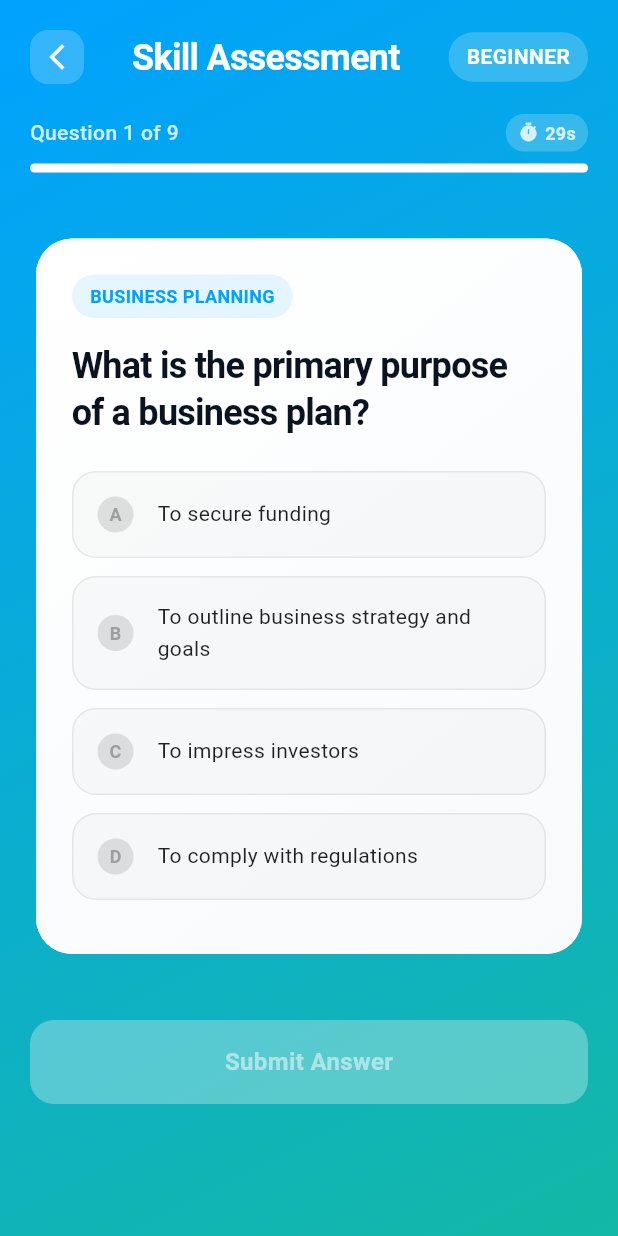
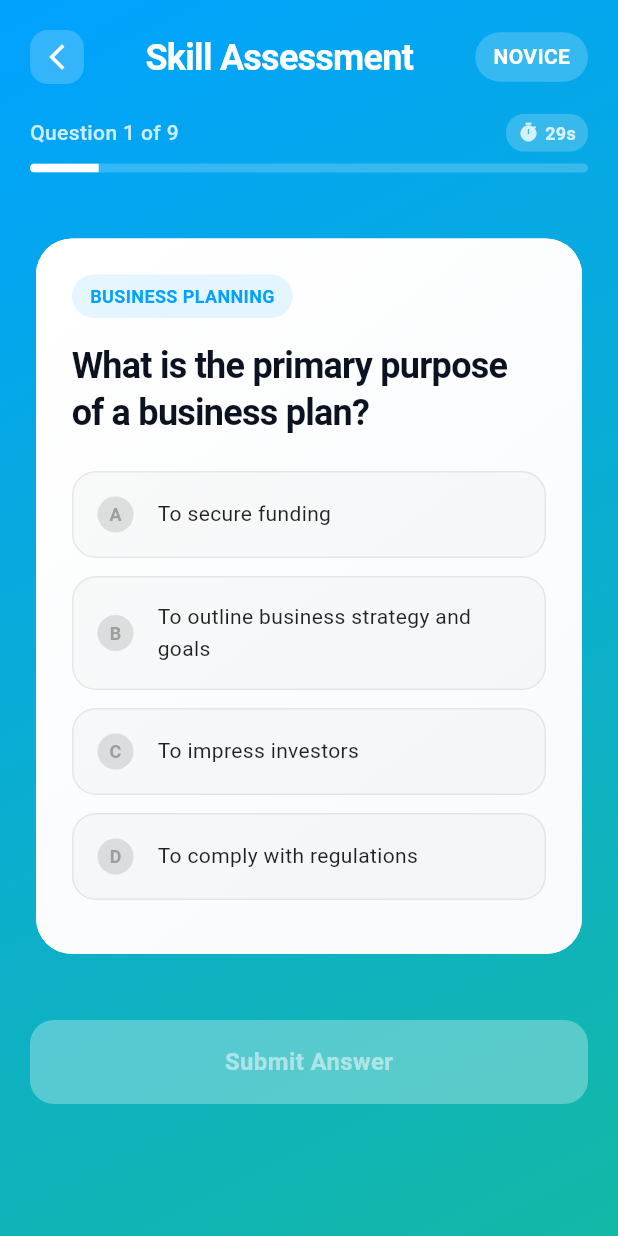
Before and after one commit to luqmanbooso/BizNest-Entrepreneurial-Toolkit-Mobile-App, a Flutter app: the LearningScreen screen opened directly, after a tap on "Take Quiz", on a phone screen of 412 x 824 dp. Run offline on Flutter 3.47's test engine with Material 3 defaults, Android fonts, the phone set to English and light mode, and no system bars; our stand-ins replace cloud_firestore, firebase_auth, firebase_core, fl_chart, shared_preferences, shimmer; accounts and stored records are empty.

Commit message:
Refactor code structure for improved readability and maintainability

```diff
--- a/lib/core/services/learning_engine.dart
+++ b/lib/core/services/learning_engine.dart
@@ -311,37 +311,6 @@
         'badge': 'business_modeler'
       }
     ],
-    'beginner': [
-      {
-        'id': 'beginner_1',
-        'title': 'Creating Your First Business Plan',
-        'description': 'Step-by-step guide to writing a business plan',
-        'duration': 30,
-        'category': 'business_planning',
-        'difficulty': 'beginner',
-        'content': {
-          'sections': [
-            {
-              'title': 'Executive Summary',
-              'content': 'Learn how to write a compelling executive summary...',
-              'type': 'text'
-            },
-            {
-              'title': 'Market Analysis',
-              'content': 'How to analyze your market and competition...',
-              'type': 'text'
-            },
-            {
-              'title': 'Financial Projections',
-              'content': 'Creating realistic financial forecasts...',
-              'type': 'text'
-            }
-          ]
-        },
-        'prerequisites': ['novice_1', 'novice_2'],
-        'badge': 'business_planner'
-      }
-    ],
     'intermediate': [
       {
         'id': 'intermediate_1',
@@ -365,7 +334,7 @@
             }
           ]
         },
-        'prerequisites': ['beginner_1'],
+        'prerequisites': ['novice_1', 'novice_2'],
         'badge': 'financial_expert'
       }
     ],
@@ -431,10 +400,8 @@
       // Get tutorials for current level and below
       for (String level in [
         'novice',
-        'beginner',
         'intermediate',
-        'advanced',
-        'expert'
+        'advanced'
       ]) {
         if (_isLevelAccessible(level, userLevel)) {
           final levelTutorials = _tutorials[level] ?? [];
@@ -459,10 +426,8 @@
   static bool _isLevelAccessible(String level, String userLevel) {
     final levelOrder = [
       'novice',
-      'beginner',
       'intermediate',
-      'advanced',
-      'expert'
+      'advanced'
     ];
     final userIndex = levelOrder.indexOf(userLevel);
     final levelIndex = levelOrder.indexOf(level);
@@ -615,8 +580,8 @@
       newLevel = 'advanced';
     } else if (completedCount >= 10 && currentLevel != 'intermediate') {
       newLevel = 'intermediate';
-    } else if (completedCount >= 5 && currentLevel != 'beginner') {
-      newLevel = 'beginner';
+    } else if (completedCount >= 5 && currentLevel != 'novice') {
+      newLevel = 'novice';
     }
 
     if (newLevel != null) {
--- a/lib/core/services/mentor_matching_service.dart
+++ b/lib/core/services/mentor_matching_service.dart
@@ -122,7 +122,7 @@
 
   // Check if experience levels are compatible
   static bool _isExperienceLevelCompatible(String mentorLevel, String userLevel) {
-    final levels = ['beginner', 'intermediate', 'advanced', 'expert'];
+    final levels = ['novice', 'intermediate', 'advanced', 'expert'];
     final mentorIndex = levels.indexOf(mentorLevel);
     final userIndex = levels.indexOf(userLevel);
 
--- a/lib/core/services/quiz_service.dart
+++ b/lib/core/services/quiz_service.dart
@@ -20,7 +20,7 @@
       ],
       'correct_answer': 1,
       'category': 'business_planning',
-      'difficulty': 'beginner',
+      'difficulty': 'novice',
       'explanation': 'A business plan serves as a roadmap for your business, outlining your strategy, goals, and how you plan to achieve them. While securing funding is important, the primary purpose is to provide a clear direction for your business operations.',
       'hint': 'Think about what guides your business decisions and operations.',
       'learning_tip': 'A good business plan should be reviewed and updated regularly as your business evolves.'
@@ -37,7 +37,7 @@
       ],
       'correct_answer': 2,
       'category': 'market_research',
-      'difficulty': 'beginner',
+      'difficulty': 'novice',
       'explanation': 'Market research focuses on objective data about markets, customers, and competitors. Personal preferences are subjective and not part of formal market research methodology.',
       'hint': 'Market research should be based on data, not personal opinions.',
       'learning_tip': 'Always validate your assumptions with real market data before making business decisions.'
@@ -108,7 +108,7 @@
       ],
       'correct_answer': 1,
       'category': 'strategic_planning',
-      'difficulty': 'beginner',
+      'difficulty': 'novice',
       'explanation': 'SWOT (Strengths, Weaknesses, Opportunities, Threats) analysis helps you understand your internal capabilities and external environment.',
       'hint': 'It examines both internal and external factors affecting your business.',
       'learning_tip': 'Conduct SWOT analysis regularly as your business and market conditions change.'
@@ -137,7 +137,7 @@
       ],
       'correct_answer': 1,
       'category': 'networking',
-      'difficulty': 'beginner',
+      'difficulty': 'novice',
       'explanation': 'Networking provides access to mentors, partners, investors, customers, and other valuable resources that can accelerate your business growth.',
       'hint': 'It\'s about building relationships that provide value to your business.',
       'learning_tip': 'Focus on building genuine relationships rather than just collecting business cards.'
@@ -170,7 +170,7 @@
       ],
       'correct_answer': 0,
       'category': 'business_fundamentals',
-      'difficulty': 'beginner',
+      'difficulty': 'novice',
       'explanation': 'Products are physical items that customers can touch and own, while services are intangible experiences or actions performed for customers.',
       'hint': 'Think about what you can hold in your hand vs. what you experience.',
       'learning_tip': 'Understanding this difference helps you choose the right business model and marketing strategies.'
@@ -186,7 +186,7 @@
       ],
       'correct_answer': 3,
       'category': 'pricing_strategy',
-      'difficulty': 'beginner',
+      'difficulty': 'novice',
       'explanation': 'Random pricing is not a legitimate pricing strategy. Businesses use cost-plus, value-based, or competition-based pricing to set prices strategically.',
       'hint': 'Businesses set prices for specific business reasons, not randomly.',
       'learning_tip': 'Choose a pricing strategy that aligns with your business goals and target market.'
@@ -202,7 +202,7 @@
       ],
       'correct_answer': 0,
       'category': 'financial_management',
-      'difficulty': 'beginner',
+      'difficulty': 'novice',
       'explanation': 'ROI (Return on Investment) measures the profitability of an investment by comparing the gain or loss relative to the cost.',
       'hint': 'It\'s a percentage that shows how much profit you make from your investment.',
       'learning_tip': 'Always calculate ROI before making business investments to ensure they\'re worthwhile.'
@@ -218,7 +218,7 @@
       ],
       'correct_answer': 1,
       'category': 'market_research',
-      'difficulty': 'beginner',
+      'difficulty': 'novice',
       'explanation': 'A target market is a specific group of customers who are most likely to buy your products or services based on demographics, interests, and needs.',
       'hint': 'It\'s about knowing who your ideal customers are.',
       'learning_tip': 'Define your target market clearly to focus your marketing efforts effectively.'
@@ -234,7 +234,7 @@
       ],
       'correct_answer': 1,
       'category': 'financial_management',
-      'difficulty': 'beginner',
+      'difficulty': 'novice',
       'explanation': 'Fixed costs remain the same regardless of business activity level, like rent, insurance, and salaries. Variable costs change with production volume.',
       'hint': 'It doesn\'t change based on how much you sell.',
       'learning_tip': 'Understanding fixed vs. variable costs helps with pricing and profitability analysis.'
@@ -558,25 +558,25 @@
 
   // Determine user level based on performance
   static String _determineUserLevel(double percentage, String currentLevel) {
-    // Only advance if score >= 70%
-    if (percentage >= 70) {
-      if (currentLevel == 'beginner') {
+    // Only advance if score >= 60%
+    if (percentage >= 60) {
+      if (currentLevel == 'novice') {
         return 'intermediate';
       } else if (currentLevel == 'intermediate') {
         return 'advanced';
       }
     }
 
-    // Stay at current level if score < 70% or already at advanced
+    // Stay at current level if score < 60% or already at advanced
     return currentLevel;
   }
 
   // Get user's current level
   static Future<String> getUserLevel() async {
     try {
-      return await FirebaseDataService.getString(_userLevelKey) ?? 'beginner';
+      return await FirebaseDataService.getString(_userLevelKey) ?? 'novice';
     } catch (e) {
-      return 'beginner';
+      return 'novice';
     }
   }
 
@@ -695,7 +695,7 @@
     List<String> recommendations = [];
 
     switch (level) {
-      case 'beginner':
+      case 'novice':
         recommendations = [
           'Start with basic business concepts and terminology',
           'Learn about market research fundamentals',
--- a/lib/screens/learning_screen.dart
+++ b/lib/screens/learning_screen.dart
@@ -734,14 +734,10 @@
     switch (difficulty.toLowerCase()) {
       case 'novice':
         return Colors.green;
-      case 'beginner':
-        return Colors.blue;
       case 'intermediate':
         return Colors.orange;
       case 'advanced':
         return Colors.red;
-      case 'expert':
-        return Colors.purple;
       default:
         return Colors.grey;
     }
--- a/lib/screens/quiz_screen.dart
+++ b/lib/screens/quiz_screen.dart
@@ -22,7 +22,7 @@
   final List<Map<String, dynamic>> _answers = [];
   final List<bool> _answerCorrectness = [];
   QuizResult? _quizResult;
-  String _userLevel = 'beginner';
+  String _userLevel = 'novice';
   DateTime? _questionStartTime;
 
   @override
@@ -38,8 +38,8 @@
       _userLevel = level;
 
       if (_questions.isEmpty) {
-        // Show 8 questions for beginners, 10 for intermediate, 12 for advanced
-        int questionCount = _userLevel == 'beginner' ? 8 : _userLevel == 'intermediate' ? 10 : 12;
+        // Show 8 questions for novices, 10 for intermediate, 12 for advanced
+        int questionCount = _userLevel == 'novice' ? 8 : _userLevel == 'intermediate' ? 10 : 12;
         _questions = QuizService.getQuizQuestions().take(questionCount).toList();
       }
 
@@ -157,6 +157,7 @@
   }
 
   Widget _buildProgressBar() {
+    if (_questions.isEmpty) return const SizedBox();
     final progress = (_currentQuestionIndex + 1) / _questions.length;
 
     return Column(
@@ -225,12 +226,18 @@
             color: Colors.white.withOpacity(0.2),
             borderRadius: BorderRadius.circular(3),
           ),
-          child: AnimatedContainer(
-            duration: const Duration(milliseconds: 300),
-            width: MediaQuery.of(context).size.width * progress,
-            decoration: BoxDecoration(
-              color: Colors.white,
-              borderRadius: BorderRadius.circular(3),
+          child: ClipRRect(
+            borderRadius: BorderRadius.circular(3),
+            child: Align(
+              alignment: Alignment.centerLeft,
+              child: AnimatedContainer(
+                duration: const Duration(milliseconds: 300),
+                width: _questions.isEmpty ? 0 : MediaQuery.of(context).size.width * progress,
+                height: 6,
+                decoration: const BoxDecoration(
+                  color: Colors.white,
+                ),
+              ),
             ),
           ),
         ),
@@ -436,24 +443,6 @@
       child: Column(
         crossAxisAlignment: CrossAxisAlignment.start,
         children: [
-          Row(
-            children: [
-              Icon(
-                isCorrect ? Icons.check_circle : Icons.lightbulb,
-                color: isCorrect ? Colors.green : Colors.orange,
-                size: 24,
-              ),
-              const SizedBox(width: 12),
-              Text(
-                isCorrect ? 'Correct!' : 'Incorrect',
-                style: ModernTheme.bodyLarge.copyWith(
-                  color: isCorrect ? Colors.green : Colors.orange,
-                  fontWeight: FontWeight.bold,
-                ),
-              ),
-            ],
-          ),
-          const SizedBox(height: 12),
           Text(
             question['explanation'],
             style: ModernTheme.bodyMedium.copyWith(
@@ -658,18 +647,6 @@
               _buildResultRow('Average Time per Question',
                   '${(_answers.fold<int>(0, (sum, answer) => sum + (answer['time_taken'] as int)) / _answers.length).round()}s'),
               _buildResultRow('New Level', _quizResult!.level.toUpperCase()),
-              const SizedBox(height: 20),
-              Text(
-                'Category Performance',
-                style: ModernTheme.bodyLarge.copyWith(
-                  fontWeight: FontWeight.bold,
-                ),
-              ),
-              const SizedBox(height: 12),
-              ..._quizResult!.categoryScores.entries.map((entry) {
-                final percentage = (entry.value / _questions.length) * 100;
-                return _buildCategoryPerformance(entry.key, percentage.round());
-              }),
             ],
           ),
         ),
@@ -1022,20 +999,7 @@
                         fontWeight: FontWeight.bold,
                       ),
                     ),
-                    Container(
-                      padding: const EdgeInsets.symmetric(horizontal: 12, vertical: 6),
-                      decoration: BoxDecoration(
-                        color: isCorrect ? Colors.green.withOpacity(0.8) : Colors.red.withOpacity(0.8),
-                        borderRadius: BorderRadius.circular(20),
-                      ),
-                      child: Text(
-                        isCorrect ? 'Correct' : 'Incorrect',
-                        style: ModernTheme.bodySmall.copyWith(
-                          color: Colors.white,
-                          fontWeight: FontWeight.bold,
-                        ),
-                      ),
-                    ),
+                    const SizedBox(width: 40), // Placeholder for symmetry
                   ],
                 ),
               ),
--- a/lib/screens/tutorial_screen.dart
+++ b/lib/screens/tutorial_screen.dart
@@ -576,14 +576,10 @@
     switch (difficulty.toLowerCase()) {
       case 'novice':
         return Colors.green;
-      case 'beginner':
-        return Colors.blue;
       case 'intermediate':
         return Colors.orange;
       case 'advanced':
         return Colors.red;
-      case 'expert':
-        return Colors.purple;
       default:
         return Colors.grey;
     }
```
Also changed, not shown: flutter_01.png (added).
